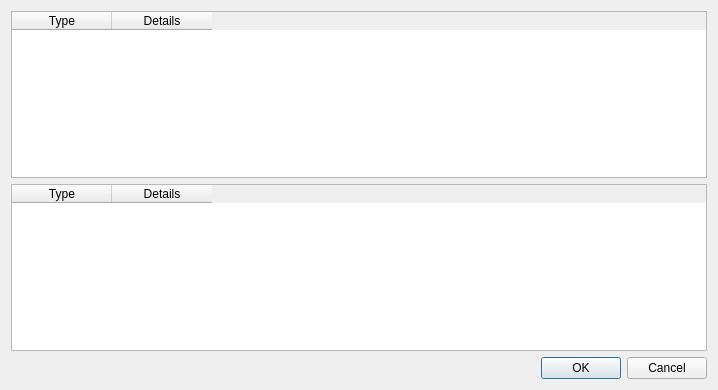
computergeek1507/ControllerBackup, file res/backupviewer.ui: the form before one commit.
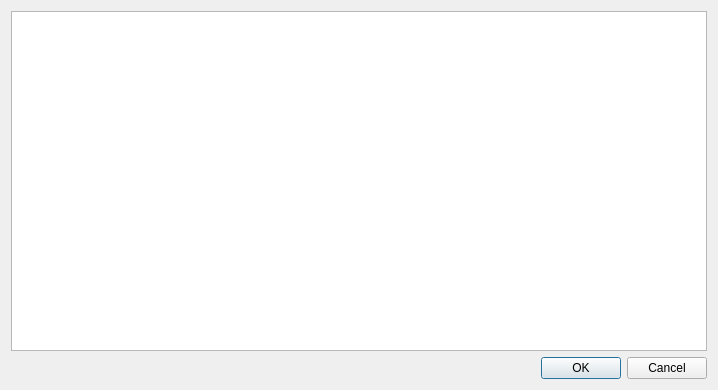
The form after the commit. Icons and pictures are not drawn.

Diff of the .ui file:
```diff
--- a/res/backupviewer.ui
+++ b/res/backupviewer.ui
@@ -19,32 +19,7 @@
   </property>
   <layout class="QVBoxLayout" name="verticalLayout">
    <item>
-    <widget class="QTableWidget" name="twInputs">
-     <column>
-      <property name="text">
-       <string>Type</string>
-      </property>
-     </column>
-     <column>
-      <property name="text">
-       <string>Details</string>
-      </property>
-     </column>
-    </widget>
-   </item>
-   <item>
-    <widget class="QTableWidget" name="twOutputs">
-     <column>
-      <property name="text">
-       <string>Type</string>
-      </property>
-     </column>
-     <column>
-      <property name="text">
-       <string>Details</string>
-      </property>
-     </column>
-    </widget>
+    <widget class="QTextEdit" name="textEdit"/>
    </item>
    <item>
     <widget class="QDialogButtonBox" name="buttonBox">
```
